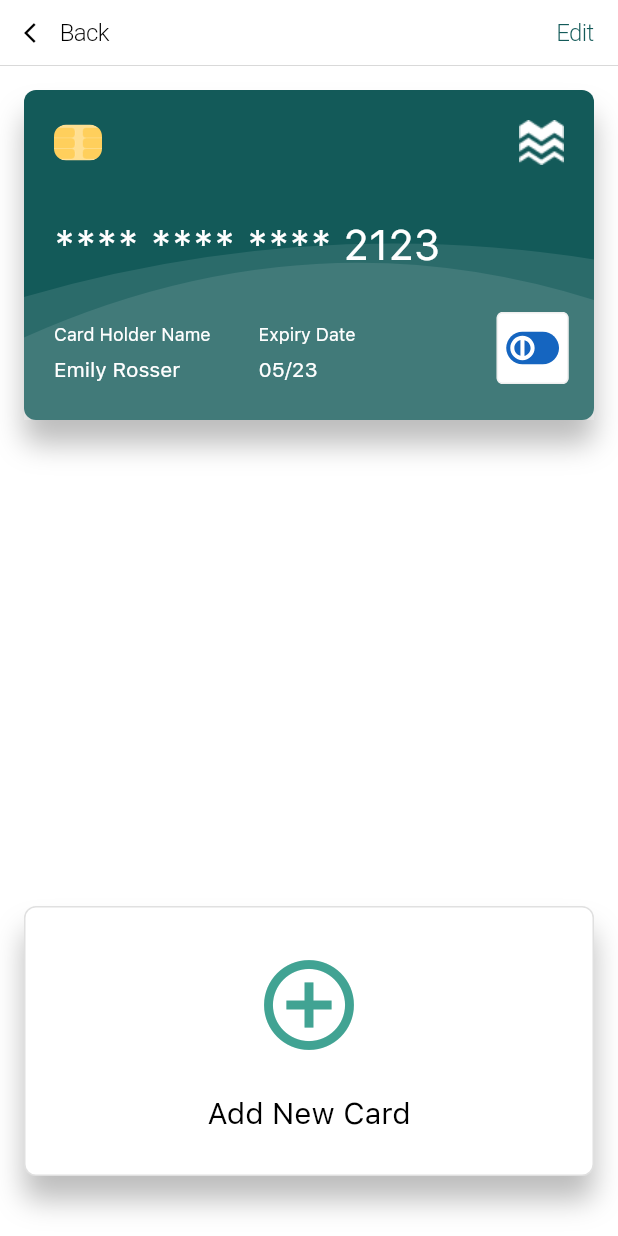
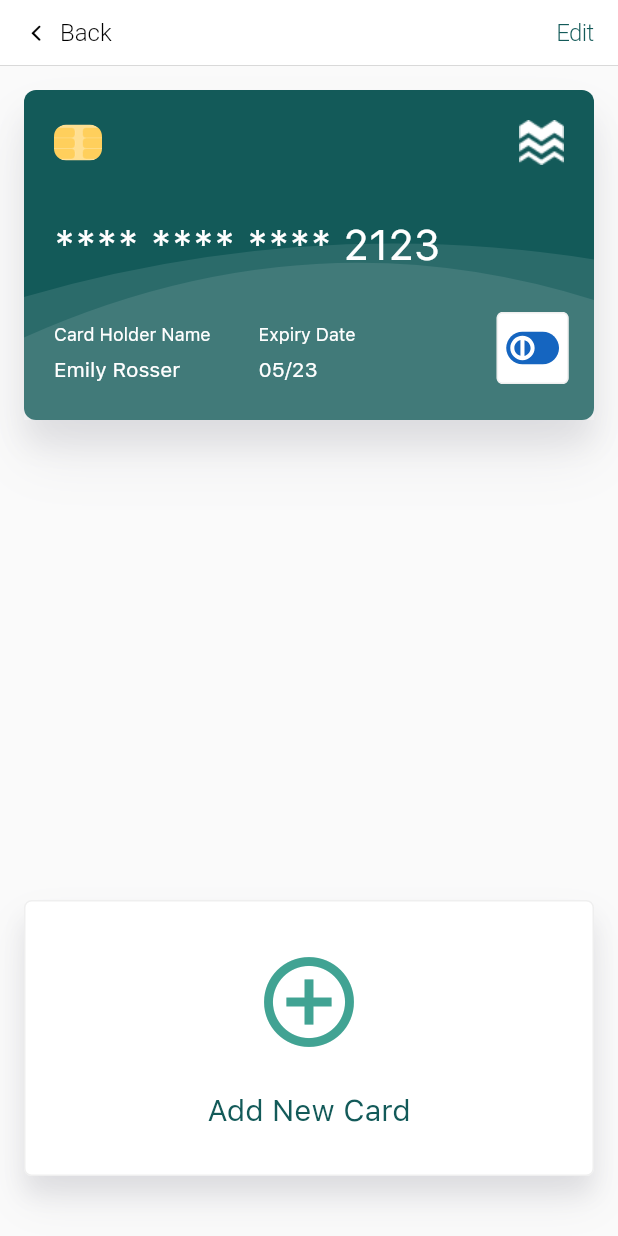
Before and after one commit to developerjamiu/launmax_mobile_app, a Flutter app: the CardsScreen screen opened directly, on a phone screen of 412 x 824 dp. Run offline on Flutter 3.47's test engine with Material 2 defaults, Android fonts, the phone set to English and light mode, and no system bars; our stand-ins replace carousel_slider, cloud_firestore, device_preview, firebase_auth, firebase_core, flutter_spinkit and 5 more; accounts and stored records are empty; project files that could hold a hidden picture were left out.

Commit message:
fix: Modify Card Screen finally

```diff
--- a/lib/UI/screens/cards_screen.dart
+++ b/lib/UI/screens/cards_screen.dart
@@ -1,5 +1,6 @@
 import 'package:flutter/cupertino.dart';
 import 'package:flutter/material.dart';
+import 'package:launmax_app/styles.dart';
 
 import '../../constant.dart';
 import '../../utils/cards_enum.dart';
@@ -9,14 +10,15 @@ class CardsScreen extends StatelessWidget {
   @override
   Widget build(BuildContext context) {
     return Scaffold(
-      backgroundColor: Colors.white,
       appBar: CupertinoNavigationBar(
         backgroundColor: Colors.white,
-        leading: InkWell(
+        leading: Center(
+          child: FlatButton(
+            padding: EdgeInsets.all(0),
             child: Row(
               children: [
                 Icon(
-                Icons.arrow_back_ios,
+                  CupertinoIcons.back,
                   size: 16,
                   color: Colors.black,
                 ),
@@ -31,7 +33,10 @@ class CardsScreen extends StatelessWidget {
                 ),
               ],
             ),
-          onTap: () {},
+            onPressed: () {
+              Navigator.of(context).pop();
+            },
+          ),
         ),
         middle: Text(
           'Cards',
@@ -96,13 +101,13 @@ class AddCard extends StatelessWidget {
       onTap: onTap,
       child: Container(
         width: double.infinity,
-        height: 180,
+        height: 184,
         margin: margin,
         decoration: BoxDecoration(
           color: color,
-          borderRadius: BorderRadius.circular(8),
-          border: Border.all(color: Colors.black12),
-          boxShadow: kBoxShadow,
+          borderRadius: BorderRadius.circular(5),
+          border: Border.all(color: AppColor.stroke),
+          boxShadow: [kDropShadow(0, 12, 12), kDropShadow(0, 16, 24)],
         ),
         child: Center(
           child: Column(
@@ -114,12 +119,12 @@ class AddCard extends StatelessWidget {
                 size: 72,
                 color: Color(0xff41A393),
               ),
-              SizedBox(height: 24),
+              SizedBox(height: 24.3),
               Text(
                 text,
                 style: TextStyle(
                   fontSize: 20,
-                  color: Colors.black,
+                  color: AppColor.primaryColor,
                 ),
               ),
             ],
--- a/lib/UI/screens/homeScreen/home_page.dart
+++ b/lib/UI/screens/homeScreen/home_page.dart
@@ -78,7 +78,8 @@ class HomePage extends StatelessWidget {
           text: "Track Order",
           iconPath: 'assets/images/delivery2.svg',
           onTap: () {
-            Navigator.push(context, MaterialPageRoute(builder: (_)=> TrackOrder()));
+            Navigator.push(
+                context, MaterialPageRoute(builder: (_) => TrackOrder()));
           },
         ),
       ],
--- a/lib/UI/widgets/credit_card.dart
+++ b/lib/UI/widgets/credit_card.dart
@@ -2,6 +2,7 @@ import 'package:flutter/material.dart';
 import 'package:flutter_svg/flutter_svg.dart';
 import 'package:launmax_app/constant.dart';
 
+import '../../styles.dart';
 import '../../utils/cards_enum.dart';
 
 class CreditCard extends StatelessWidget {
@@ -26,9 +27,9 @@ class CreditCard extends StatelessWidget {
       height: 220,
       margin: margin,
       decoration: BoxDecoration(
-        color: Color(0xFF135A59),
+        color: AppColor.primaryColor,
         borderRadius: BorderRadius.circular(8),
-        boxShadow: kBoxShadow,
+        boxShadow: [kDropShadow(0, 16, 16), kDropShadow(0, 24, 32)],
       ),
       child: Stack(
         alignment: Alignment.bottomCenter,
--- a/lib/main.dart
+++ b/lib/main.dart
@@ -43,6 +43,9 @@ class _MyAppState extends State<MyApp> {
           theme: ThemeData(
             appBarTheme: AppBarTheme(
               color: Colors.white,
+              iconTheme: IconThemeData(color: Colors.black),
+              actionsIconTheme: IconThemeData(color: Colors.black),
+              brightness: Brightness.light, // status bar brightness
             ),
             primarySwatch: AppColor.primaryColor,
             visualDensity: VisualDensity.adaptivePlatformDensity,
```
Also changed, not shown: lib/UI/screens/homeScreen/profile_page.dart (+8 -1 lines), lib/UI/widgets/app_card.dart (+2 -7 lines). Lines whose indentation alone changed are shown as unchanged.
